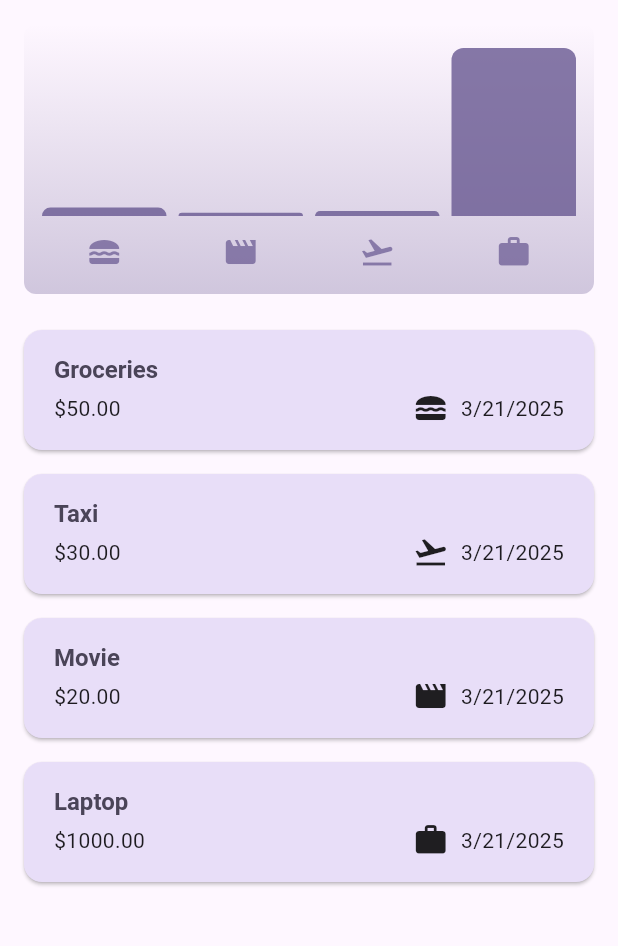
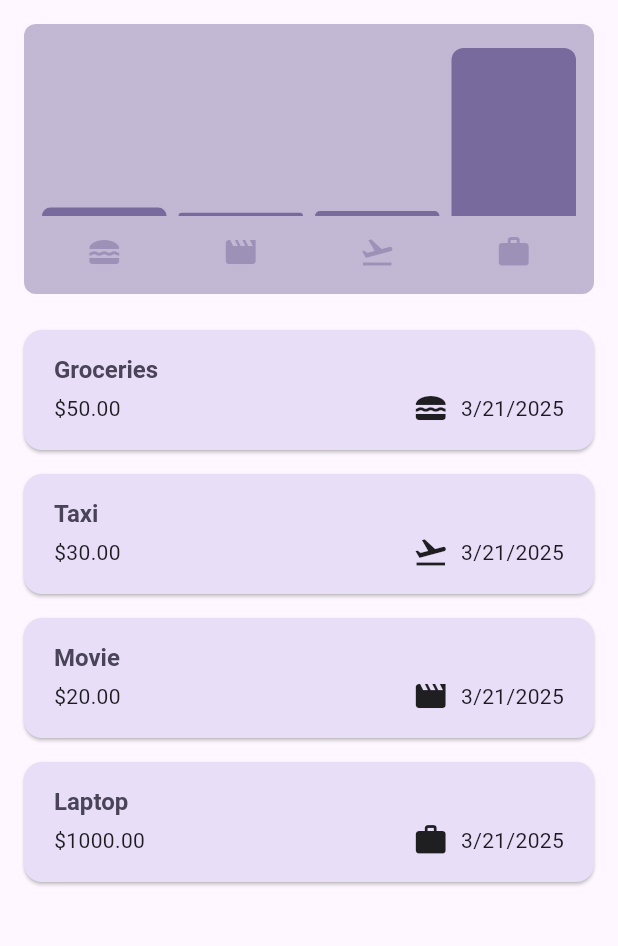
Before and after one commit to bartlomiej-sacha-tutorials/flutter-expense-tracker, a Flutter app: the screen it shows after launch, on a phone screen of 412 x 824 dp, the part 84-1030 px from its top. Run offline on Flutter 3.47's test engine with Material 3 defaults, Android fonts, the phone set to English and light mode, and no system bars.

Commit message:
fix with opacity issue

```diff
--- a/lib/widgets/chart/chart.dart
+++ b/lib/widgets/chart/chart.dart
@@ -42,8 +42,8 @@ class Chart extends StatelessWidget {
         borderRadius: BorderRadius.circular(8),
         gradient: LinearGradient(
           colors: [
-            Theme.of(context).colorScheme.primary.withOpacity(0.3),
-            Theme.of(context).colorScheme.primary.withOpacity(0.0),
+            Theme.of(context).colorScheme.primary.withAlpha(100),
+            Theme.of(context).colorScheme.primary.withAlpha(100),
           ],
           begin: Alignment.bottomCenter,
           end: Alignment.topCenter,
@@ -80,7 +80,7 @@ class Chart extends StatelessWidget {
                                     ? Theme.of(context).colorScheme.secondary
                                     : Theme.of(
                                       context,
-                                    ).colorScheme.primary.withOpacity(0.7),
+                                    ).colorScheme.primary.withAlpha(100),
                           ),
                         ),
                       ),
```
